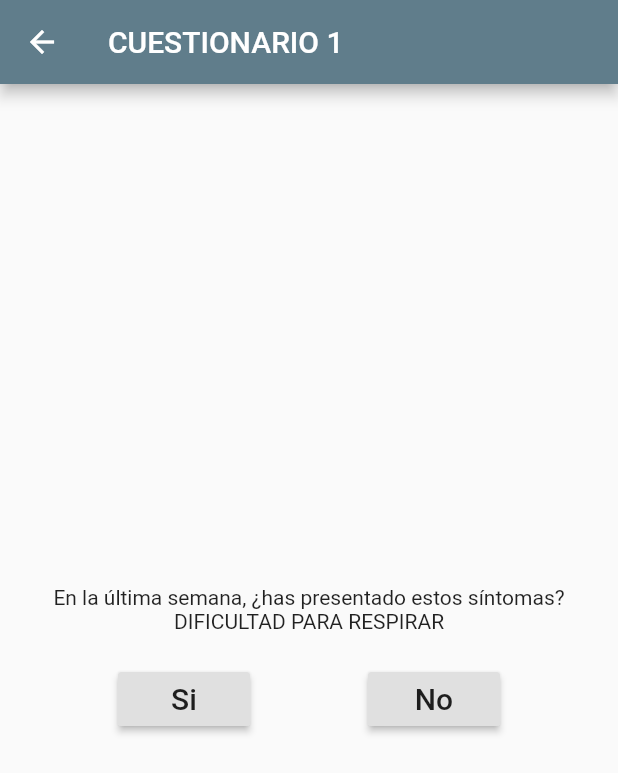
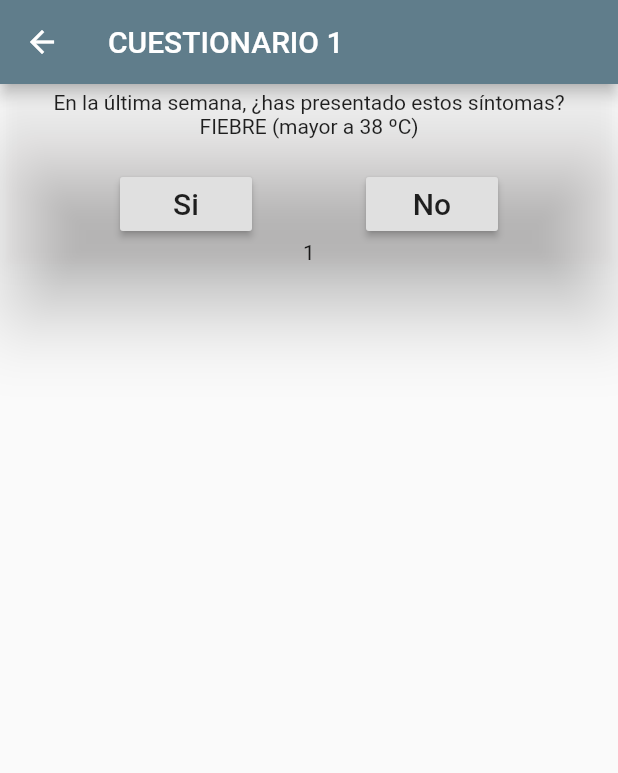
Before and after one commit to MAGIN1104/COV-19, a Flutter app: the QuestionsPage screen opened by its route, after a tap on "Si", on a phone screen of 412 x 824 dp. Shown: the top 773 px of the screen. Run offline on Flutter 3.47's test engine with Material 2 defaults, Android fonts, the phone set to English and light mode, and no system bars; missing offline and left inert: dataclass; network calls fail.

Commit message:
question view started

```diff
--- a/lib/src/App.dart
+++ b/lib/src/App.dart
@@ -1,5 +1,5 @@
 import 'package:emi_covid/src/pages/HomePage.dart';
-import 'package:emi_covid/src/pages/QuestionsPage.dart';
+import 'package:emi_covid/src/pages/QuestionView/QuestionsPage.dart';
 import 'package:flutter/material.dart';
 
 class MyApp extends StatelessWidget {
--- /dev/null
+++ b/lib/src/pages/QuestionView/QuestionsPage.dart
@@ -0,0 +1,120 @@
+import 'package:emi_covid/src/pages/QuestionView/questionUtils.dart';
+import 'package:emi_covid/src/widgets/Botonyn.dart';
+import 'package:flutter/material.dart';
+
+enum Status {
+  sintomasPrimarios,
+  sintomasSecundarios,
+  preguntaOtroSintoma,
+  preguntaContactoCovid
+}
+
+class QuestionsPage extends StatefulWidget {
+  @override
+  _QuestionsPageState createState() => _QuestionsPageState();
+}
+
+class _QuestionsPageState extends State<QuestionsPage> {
+  bool change = true;
+  var status = Status.sintomasPrimarios;
+  String title = "TEST DE COVID-19 EMI";
+  int currentIndex = 0;
+  var preguntas = preguntasSintomasPrimarios;
+  Question _current = preguntasSintomasPrimarios[0];
+  String _currentCategory = preguntasSintomasPrimarios[0].category;
+  String _currentQuestion = preguntasSintomasPrimarios[0].question;
+  double totalScore = 0.0;
+
+  void nextQuestion(bool ansIsYes){
+    if(ansIsYes){
+      setState(() {
+        totalScore += _current.valor;
+        print(totalScore);
+      });
+    }
+    setState(() {
+      if(currentIndex<14)
+        currentIndex++;
+      if(currentIndex == 5 && status == Status.sintomasPrimarios){
+        status  = Status.sintomasSecundarios;
+        currentIndex = 0;
+        preguntas = preguntasSintomasSecundarios;
+      }else if(currentIndex == 13 && status == Status.sintomasSecundarios){
+        change = false;
+        status = Status.preguntaOtroSintoma;
+      }else if(status == Status.preguntaOtroSintoma){
+        status = Status.preguntaContactoCovid;
+      }else{
+        // ir al result page
+      }
+
+      _current = preguntas[currentIndex];
+      _currentCategory = _current.category;
+      _currentQuestion = _current.question;
+    });
+  }
+
+  Widget QuestionButtonYes() {
+    return RaisedButton(
+      onPressed: () { nextQuestion(true); },
+      child: Text(
+          "Si",
+          style: TextStyle(fontSize: 20,)
+      ),
+    );
+  }
+
+  Widget QuestionButtonNo() {
+    return RaisedButton(
+      onPressed: () { nextQuestion(false); },
+      child: Text(
+          "No",
+          style: TextStyle(fontSize: 20,)
+      ),
+    );
+  }
+
+  @override
+  Widget build(BuildContext context) {
+    return Scaffold(
+      appBar: AppBar(
+        title: Text('CUESTIONARIO 1'),
+        backgroundColor: Colors.blueGrey,
+      ),
+      body: Column(
+        children: <Widget>[
+          Card(
+              color: Color.fromARGB(1, 100, 0, 25),
+              elevation: 20.0,
+              child: Column(
+                mainAxisAlignment: MainAxisAlignment.center,
+                crossAxisAlignment: CrossAxisAlignment.center,
+                children: <Widget>[
+                  // Poner textos con b
+                  change ? Text('$_currentCategory'):
+                  TextField(
+                    decoration: InputDecoration(
+                        border: InputBorder.none,
+                        hintText: "Tienes algun otro sintoma?"
+                    ),
+                  ),
+                  Text('$_currentQuestion'),
+                  Container(
+                    padding: EdgeInsets.only(top: 20.0),
+                    child: Row(
+                      mainAxisAlignment: MainAxisAlignment.spaceEvenly,
+                      children: <Widget>[
+                        QuestionButtonYes(),
+                        QuestionButtonNo(),
+                      ],
+                    ),
+                  ),
+                  Text('$currentIndex')
+                ],
+              )
+          ),
+        ],
+      ),
+    );
+  }
+}
--- /dev/null
+++ b/lib/src/pages/QuestionView/questionUtils.dart
@@ -0,0 +1,37 @@
+
+import 'package:dataclass/dataclass.dart';
+
+String category1 = "En la última semana, ¿has presentado estos síntomas?";
+String category2 = "En la última semana, ¿has presentado estos síntomas secundarios?";
+
+@dataClass
+class Question {
+  final String question;
+  final String category;
+  final double valor;
+  Question(this.question, this.valor, this.category);
+}
+
+var preguntasSintomasPrimarios = [
+  Question("DIFICULTAD PARA RESPIRAR", 10, category1),
+  Question("FIEBRE (mayor a 38 ºC)", 10, category1),
+  Question("TOS (seca, sin flema)", 10, category1),
+  Question("DOLOR EN PECHO", 10, category1),
+  Question("DOLOR DE CABEZA", 10, category1)
+];
+
+var preguntasSintomasSecundarios = [
+  Question("IRRITABILIDAD", 1, category2),
+  Question("DIARREA (Persistente)", 1, category2),
+  Question("VÓMITO (Persistente)", 1, category2),
+  Question("ESCALOFRÍOS", 1, category2),
+  Question("DOLOR DE ESTÓMAGO", 1, category2),
+  Question("ERUPCIONES CUTÁNEAS", 2, category2),
+  Question("MALESTAR GENERAL", 2, category2),
+  Question("ESCURRIMIENTO NASAL", 10, category2),
+  Question("RESPIRACIÓN RÁPIDA", 5, category2),
+  Question("DOLOR EN GARGANTA", 2, category2),
+  Question("CONJUNTIVITIS", 2, category2),
+  Question("DEDOS/LABIOS AZULADOS", 1, category2),
+  Question("CONVULSIONES", 1, category2),
+];
--- a/lib/src/pages/QuestionsPage.dart
+++ /dev/null
@@ -1,82 +0,0 @@
-import 'package:dataclass/dataclass.dart';
-import 'package:emi_covid/src/widgets/Botonyn.dart';
-import 'package:flutter/material.dart';
-
-
-String category1 = "En la última semana, ¿has presentado estos síntomas?";
-String category2 = "En la última semana, ¿has presentado estos síntomas secundarios?";
-
-@dataClass
-class Question {
-  final String question;
-  final String category;
-  final double valor;
-
-  Question(this.question, this.valor, this.category);
-}
-
-var preguntas = [
-  Question("DIFICULTAD PARA RESPIRAR", 1, category1),
-  Question("FIEBRE (mayor a 38 ºC)", 1, category1),
-  Question("TOS (seca, sin flema)", 1, category1),
-  Question("DOLOR EN PECHO", 1, category1),
-  Question("DOLOR DE CABEZA", 1, category1),
-  Question("IRRITABILIDAD", 1, category2),
-  Question("DIARREA (Persistente)", 1, category2),
-  Question("VÓMITO (Persistente)", 1, category2),
-  Question("ESCALOFRÍOS", 1, category2),
-  Question("DOLOR DE ESTÓMAGO", 1, category2),
-  Question("ERUPCIONES CUTÁNEAS", 1, category2),
-  Question("MALESTAR GENERAL", 1, category2),
-  Question("ESCURRIMIENTO NASAL", 1, category2),
-  Question("RESPIRACIÓN RÁPIDA", 1, category2),
-  Question("DOLOR EN GARGANTA", 1, category2),
-  Question("CONJUNTIVITIS", 1, category2),
-  Question("DEDOS/LABIOS AZULADOS", 1, category2),
-  Question("CONVULSIONES", 1, category2),
-];
-
-
-class QuestionsPage extends StatefulWidget {
-  @override
-  _QuestionsPageState createState() => _QuestionsPageState();
-}
-
-
-class _QuestionsPageState extends State<QuestionsPage> {
-  String title = "TEST DE COVID-19 EMI";
-  int currentIndex = 0;
-  Question current = preguntas[0];
-  String currentCategory = preguntas[0].category;
-  String currentQuestion = preguntas[0].question;
-
-  @override
-  Widget build(BuildContext context) {
-    return Scaffold(
-      appBar: AppBar(
-        title: Text('CUESTIONARIO 1'),
-        backgroundColor: Colors.blueGrey,
-      ),
-      body: Center(
-          child: Column(
-            mainAxisAlignment: MainAxisAlignment.center,
-            crossAxisAlignment: CrossAxisAlignment.center,
-            children: <Widget>[
-              Text(currentCategory),
-              Text(currentQuestion),
-              Container(
-                padding: EdgeInsets.only(top: 20.0),
-                child: Row(
-                  mainAxisAlignment: MainAxisAlignment.spaceEvenly,
-                  children: <Widget>[
-                    Buttonyn( yn: 'Si'),
-                    Buttonyn( yn: 'No'),
-                  ],
-                ),
-              )
-            ],
-          )
-      ),
-    );
-  }
-}
```
